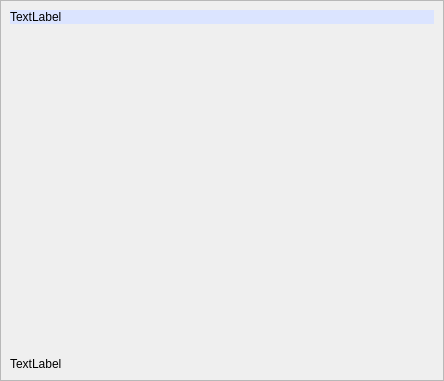
This is android/HA/pWaterTemp.ui in gpistoni/DomoticHome as Qt 5 draws it before an edit. The edited form follows.
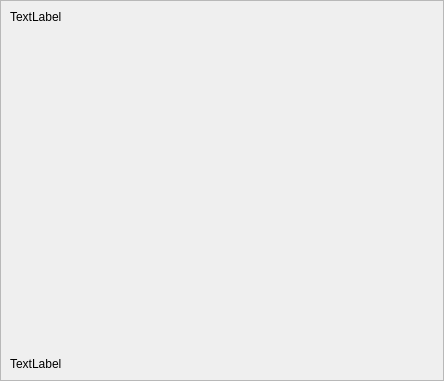
This is the edited form.

```diff
--- a/android/HA/pWaterTemp.ui
+++ b/android/HA/pWaterTemp.ui
@@ -32,13 +32,14 @@
     <item>
      <widget class="QLabel" name="label_header">
       <property name="styleSheet">
-       <string notr="true">background-color: rgb(85, 155,155);
-background-color: rgb(219, 228, 255);
-gridline-color: rgb(85, 255, 0);</string>
+       <string notr="true"/>
       </property>
       <property name="text">
        <string>TextLabel</string>
       </property>
+      <property name="margin">
+       <number>5</number>
+      </property>
      </widget>
     </item>
     <item>
```
Left out of the diff: 26 changed lines with no effect on the pictures.
